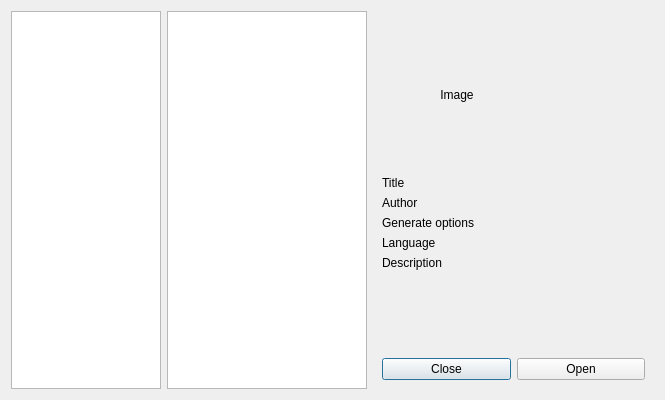
Before: the Qt Designer form grc/gui_qt/resources/example_browser.ui in prowess-vu/gnuradio, drawn with Qt 5.
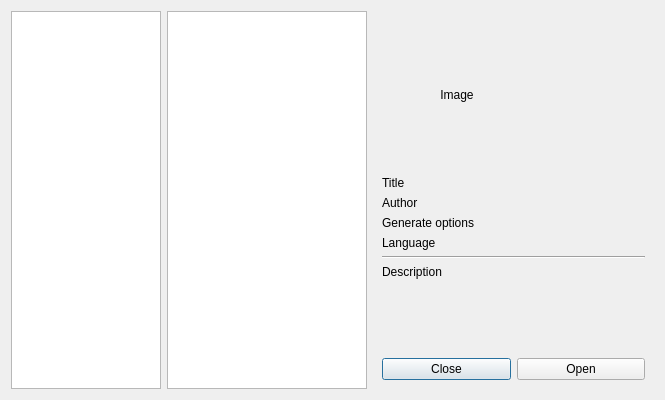
After: the same form once the commit is applied.

Commit message: grcqt: Add separator between metadata and description for example browser

Patch:
```diff
--- a/grc/gui_qt/resources/example_browser.ui
+++ b/grc/gui_qt/resources/example_browser.ui
@@ -134,6 +134,13 @@
           </property>
          </widget>
         </item>
+        <item>
+         <widget class="Line" name="separator">
+          <property name="orientation">
+           <enum>Qt::Horizontal</enum>
+          </property>
+         </widget>
+        </item>
         <item>
          <widget class="QLabel" name="desc_label">
           <property name="sizePolicy">
```
